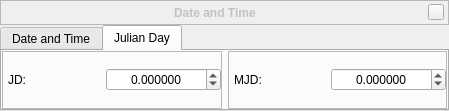
The window that src/gui/dateTimeDialogGui.ui (Stellarium/stellarium) describes before a commit, drawn with Qt 5.
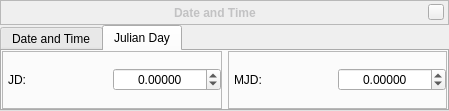
The same window after the commit. The open tabs and pages were chosen to show the change. Custom widgets are drawn as their Qt base class.

Commit message: cosmetic changes to display JD

Patch:
```diff
--- a/src/gui/dateTimeDialogGui.ui
+++ b/src/gui/dateTimeDialogGui.ui
@@ -618,7 +618,7 @@
              <set>Qt::AlignCenter</set>
             </property>
             <property name="decimals">
-             <number>6</number>
+             <number>5</number>
             </property>
             <property name="minimum">
              <double>-100000000.000000000000000</double>
@@ -683,7 +683,7 @@
              <set>Qt::AlignCenter</set>
             </property>
             <property name="decimals">
-             <number>6</number>
+             <number>5</number>
             </property>
             <property name="minimum">
              <double>-100000000.000000000000000</double>
```
Left out of the diff: 33 changed lines with no effect on the pictures. The commit also changes 2 other files.
